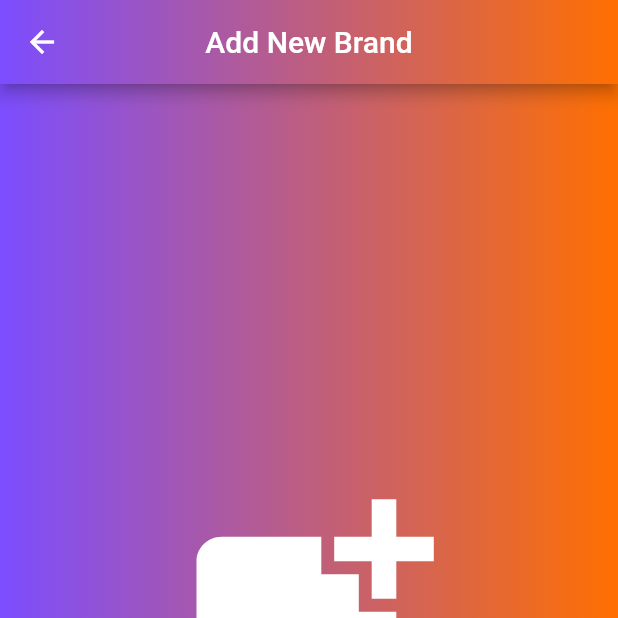
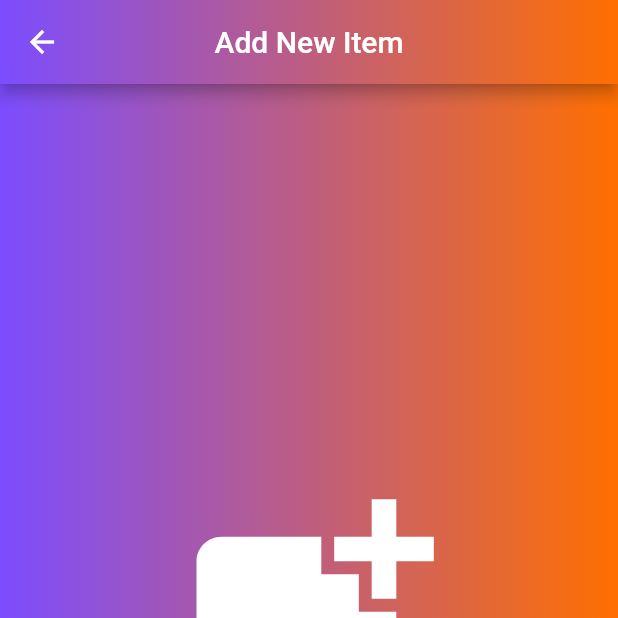
Before and after one commit to Devsaci/sellers_app, a Flutter app: the UploadItemsScreen screen opened directly, on a phone screen of 412 x 824 dp, the top half of it. Run offline on Flutter 3.47's test engine with Material 2 defaults, Android fonts, the phone set to English and light mode, and no system bars; our stand-ins replace cloud_firestore, firebase_auth, firebase_core, firebase_storage, fluttertoast, image_picker and 1 more; accounts and stored records are empty.

Commit message:
Add New Item

```diff
--- a/lib/brandsScreens/brands_ui_design_widget.dart
+++ b/lib/brandsScreens/brands_ui_design_widget.dart
@@ -63,7 +63,7 @@ class _BrandsUiDesignWidgetState extends State<BrandsUiDesignWidget> {
                         child: Icon(
                           Icons.delete_sweep,
                           color: Colors.pinkAccent,
-                          size: 50,
+                          size:30,
                         ),
                       ),
                     )
--- a/lib/itemsScreens/upload_items_screen.dart
+++ b/lib/itemsScreens/upload_items_screen.dart
@@ -263,7 +263,7 @@ class _UploadBrandsScreenStateState extends State<UploadItemsScreen> {
             tileMode: TileMode.clamp,
           ),
         )),
-        title: const Text("Add New Brand"),
+        title: const Text("Add New Item"),
         centerTitle: true,
       ),
       body: Container(
```
